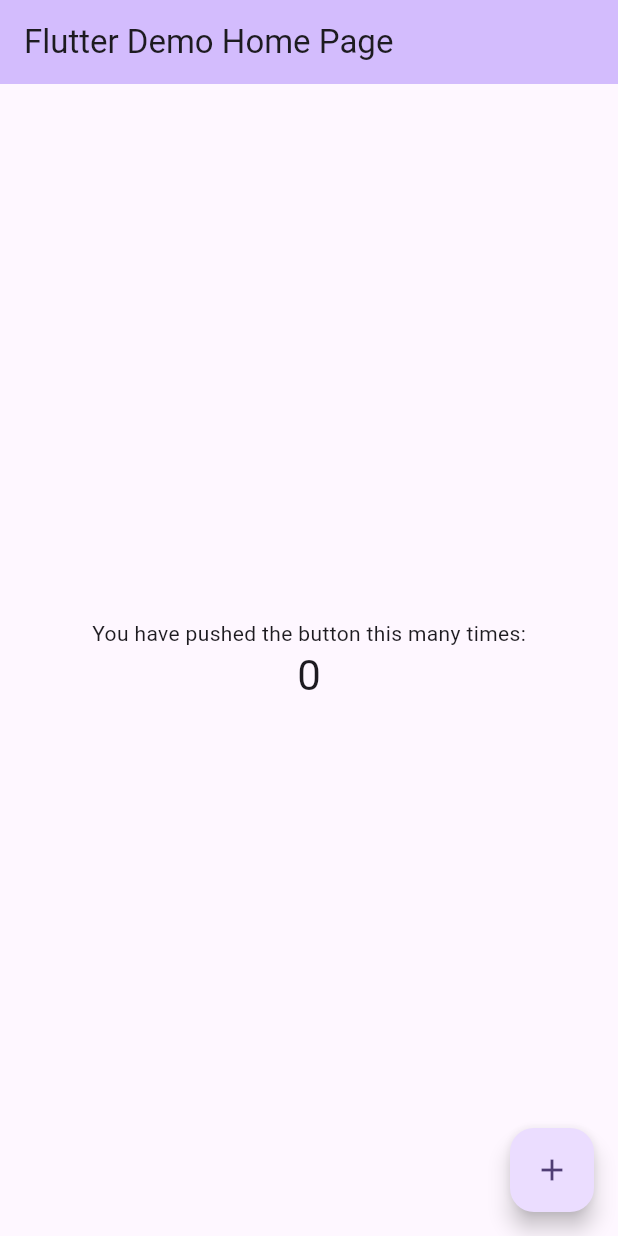
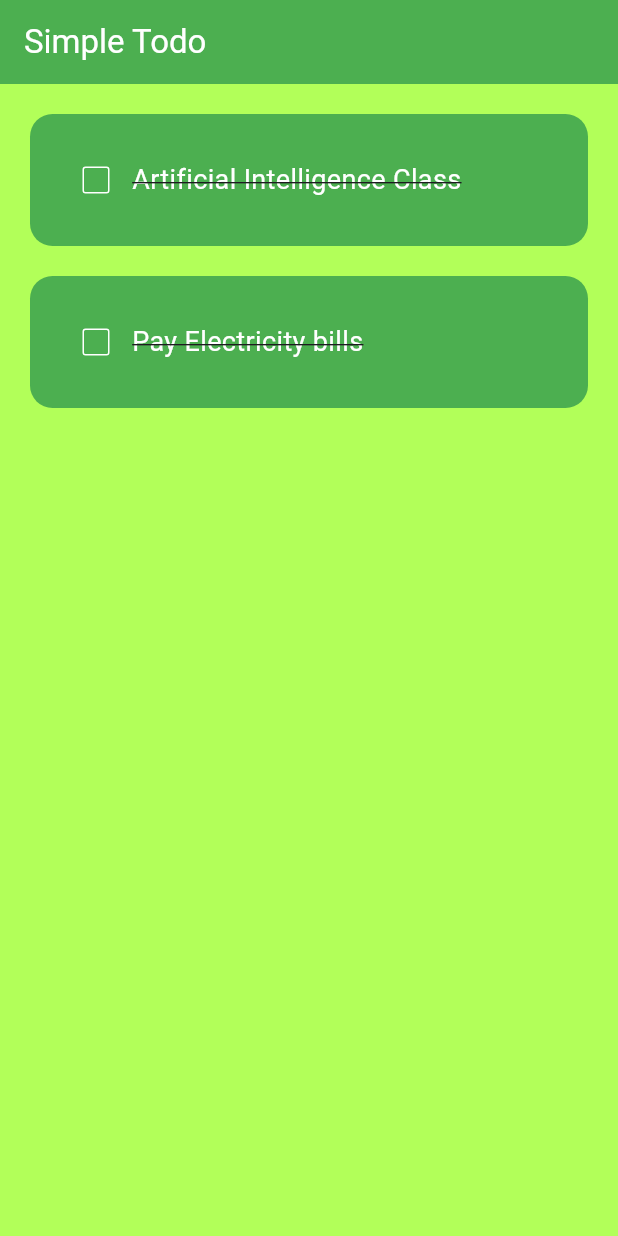
Before and after one commit to prodigy234/ToDo-Mobile-App-with-Flutter, a Flutter app: the screen it shows after launch, on a phone screen of 412 x 824 dp. Run offline on Flutter 3.47's test engine with Material 3 defaults, Android fonts, the phone set to English and light mode, and no system bars.

Commit message:
My new commit

```diff
--- a/lib/main.dart
+++ b/lib/main.dart
@@ -1,4 +1,5 @@
 import 'package:flutter/material.dart';
+import 'package:my_app/pages/home_page.dart';
 
 void main() {
   runApp(const MyApp());
@@ -7,119 +8,12 @@ void main() {
 class MyApp extends StatelessWidget {
   const MyApp({super.key});
 
-  // This widget is the root of your application.
   @override
   Widget build(BuildContext context) {
     return MaterialApp(
-      title: 'Flutter Demo',
-      theme: ThemeData(
-        // This is the theme of your application.
-        //
-        // TRY THIS: Try running your application with "flutter run". You'll see
-        // the application has a purple toolbar. Then, without quitting the app,
-        // try changing the seedColor in the colorScheme below to Colors.green
-        // and then invoke "hot reload" (save your changes or press the "hot
-        // reload" button in a Flutter-supported IDE, or press "r" if you used
-        // the command line to start the app).
-        //
-        // Notice that the counter didn't reset back to zero; the application
-        // state is not lost during the reload. To reset the state, use hot
-        // restart instead.
-        //
-        // This works for code too, not just values: Most code changes can be
-        // tested with just a hot reload.
-        colorScheme: ColorScheme.fromSeed(seedColor: Colors.deepPurple),
-        useMaterial3: true,
-      ),
-      home: const MyHomePage(title: 'Flutter Demo Home Page'),
+      debugShowCheckedModeBanner: false,
+      home: HomePage(),
     );
   }
 }
-
-class MyHomePage extends StatefulWidget {
-  const MyHomePage({super.key, required this.title});
-
-  // This widget is the home page of your application. It is stateful, meaning
-  // that it has a State object (defined below) that contains fields that affect
-  // how it looks.
-
-  // This class is the configuration for the state. It holds the values (in this
-  // case the title) provided by the parent (in this case the App widget) and
-  // used by the build method of the State. Fields in a Widget subclass are
-  // always marked "final".
-
-  final String title;
-
-  @override
-  State<MyHomePage> createState() => _MyHomePageState();
-}
-
-class _MyHomePageState extends State<MyHomePage> {
-  int _counter = 0;
-
-  void _incrementCounter() {
-    setState(() {
-      // This call to setState tells the Flutter framework that something has
-      // changed in this State, which causes it to rerun the build method below
-      // so that the display can reflect the updated values. If we changed
-      // _counter without calling setState(), then the build method would not be
-      // called again, and so nothing would appear to happen.
-      _counter++;
-    });
-  }
-
-  @override
-  Widget build(BuildContext context) {
-    // This method is rerun every time setState is called, for instance as done
-    // by the _incrementCounter method above.
-    //
-    // The Flutter framework has been optimized to make rerunning build methods
-    // fast, so that you can just rebuild anything that needs updating rather
-    // than having to individually change instances of widgets.
-    return Scaffold(
-      appBar: AppBar(
-        // TRY THIS: Try changing the color here to a specific color (to
-        // Colors.amber, perhaps?) and trigger a hot reload to see the AppBar
-        // change color while the other colors stay the same.
-        backgroundColor: Theme.of(context).colorScheme.inversePrimary,
-        // Here we take the value from the MyHomePage object that was created by
-        // the App.build method, and use it to set our appbar title.
-        title: Text(widget.title),
-      ),
-      body: Center(
-        // Center is a layout widget. It takes a single child and positions it
-        // in the middle of the parent.
-        child: Column(
-          // Column is also a layout widget. It takes a list of children and
-          // arranges them vertically. By default, it sizes itself to fit its
-          // children horizontally, and tries to be as tall as its parent.
-          //
-          // Column has various properties to control how it sizes itself and
-          // how it positions its children. Here we use mainAxisAlignment to
-          // center the children vertically; the main axis here is the vertical
-          // axis because Columns are vertical (the cross axis would be
-          // horizontal).
-          //
-          // TRY THIS: Invoke "debug painting" (choose the "Toggle Debug Paint"
-          // action in the IDE, or press "p" in the console), to see the
-          // wireframe for each widget.
-          mainAxisAlignment: MainAxisAlignment.center,
-          children: <Widget>[
-            const Text(
-              'You have pushed the button this many times:',
-            ),
-            Text(
-              '$_counter',
-              style: Theme.of(context).textTheme.headlineMedium,
-            ),
-          ],
-        ),
-      ),
-      floatingActionButton: FloatingActionButton(
-        onPressed: _incrementCounter,
-        tooltip: 'Increment',
-        child: const Icon(Icons.add),
-      ), // This trailing comma makes auto-formatting nicer for build methods.
-    );
-  }
-}
+// 16.06
--- /dev/null
+++ b/lib/pages/home_page.dart
@@ -0,0 +1,45 @@
+import 'package:flutter/material.dart';
+import 'package:my_app/utils/todo_list.dart';
+
+class HomePage extends StatefulWidget {
+  HomePage({super.key});
+
+  @override
+  State<HomePage> createState() => _HomePageState();
+}
+
+class _HomePageState extends State<HomePage> {
+  List toDoList = [
+    ['Artificial Intelligence Class', false],
+    ['Pay Electricity bills', false],
+  ];
+
+  void checkBoxChanged(int index) {
+    setState(() {
+      toDoList[index][1] = !toDoList[index][1];
+    });
+  }
+
+  @override
+  Widget build(BuildContext context) {
+    return Scaffold(
+      backgroundColor: Colors.lightGreenAccent,
+      appBar: AppBar(
+        title: const Text(
+          'Simple Todo',
+        ),
+        backgroundColor: Colors.green,
+        foregroundColor: Colors.white,
+      ),
+      body: ListView.builder(
+          itemCount: toDoList.length,
+          itemBuilder: (BuildContext context, index) {
+            return TodoList(
+              taskName: toDoList[index][0],
+              taskCompleted: toDoList[index][1],
+              onChanged: (value) => checkBoxChanged(index),
+            );
+          }),
+    );
+  }
+}
--- /dev/null
+++ b/lib/utils/todo_list.dart
@@ -0,0 +1,54 @@
+import 'package:flutter/material.dart';
+
+class TodoList extends StatelessWidget {
+  const TodoList({
+    super.key,
+    required this.taskName,
+    required this.taskCompleted,
+    this.onChanged,
+  });
+
+  final String taskName;
+  final bool taskCompleted;
+  final Function(bool?)? onChanged;
+
+  @override
+  Widget build(BuildContext context) {
+    return Padding(
+      padding: const EdgeInsets.only(
+        top: 20,
+        left: 20,
+        right: 20,
+        bottom: 0,
+      ),
+      child: Container(
+        padding: const EdgeInsets.all(20),
+        decoration: BoxDecoration(
+          color: Colors.green,
+          borderRadius: BorderRadius.circular(15),
+        ),
+        child: Row(
+          children: [
+            Checkbox(
+              value: taskCompleted,
+              onChanged: onChanged,
+              checkColor: Colors.black,
+              activeColor: Colors.white,
+              side: const BorderSide(
+                color: Colors.white,
+              ),
+            ),
+            Text(
+              taskName,
+              style: const TextStyle(
+                color: Colors.white,
+                fontSize: 18,
+                decoration: TextDecoration.lineThrough,
+              ),
+            ),
+          ],
+        ),
+      ),
+    );
+  }
+}
```
